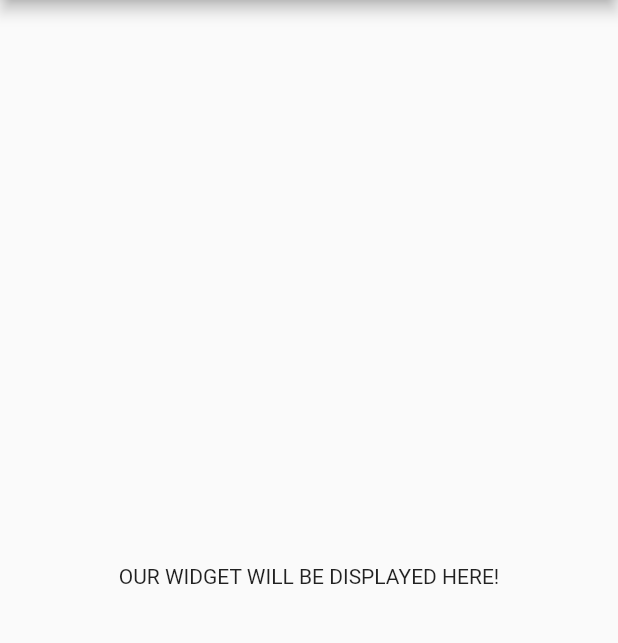
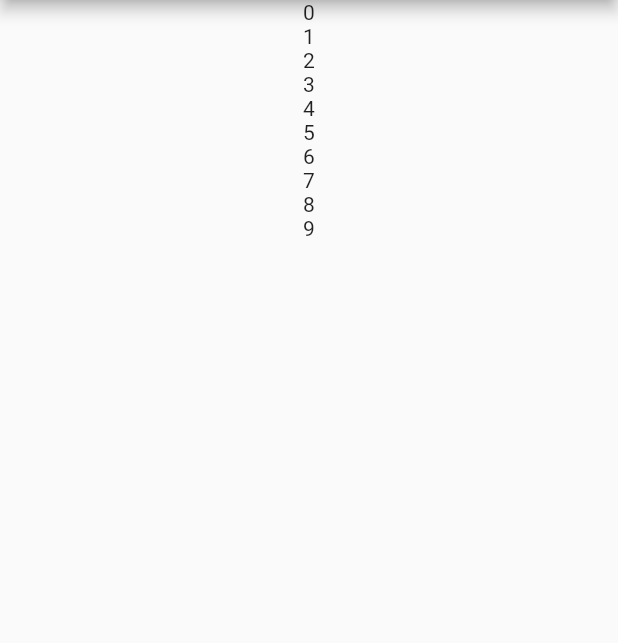
Before and after one commit to martindobrev/animated_digit_display, a Flutter app: the screen it shows after launch, on a phone screen of 412 x 824 dp, the part 84-727 px from its top. Run offline on Flutter 3.47's test engine with Material 2 defaults, Android fonts, the phone set to English and light mode, and no system bars.

Commit message:
step0-2
Add a new statefull SingeDigit widget and create the basic layout

```diff
--- a/lib/main.dart
+++ b/lib/main.dart
@@ -1,3 +1,4 @@
+import 'package:animated_digit_display/single_digit.dart';
 import 'package:flutter/material.dart';
 
 void main() => runApp(MyApp());
@@ -20,6 +21,6 @@ class DigitDisplayDemo extends StatelessWidget {
   Widget build(BuildContext context) {
     return Scaffold(
         appBar: AppBar(title: Text('Digit Display Demo')),
-        body: Center(child: Text('OUR WIDGET WILL BE DISPLAYED HERE!')));
+        body: Center(child: SingleDigit()));
   }
 }
--- /dev/null
+++ b/lib/single_digit.dart
@@ -0,0 +1,18 @@
+import 'package:flutter/material.dart';
+
+class SingleDigit extends StatefulWidget {
+  @override
+  _SingleDigitState createState() => _SingleDigitState();
+}
+
+class _SingleDigitState extends State<SingleDigit> {
+  @override
+  Widget build(BuildContext context) {
+    return Column(
+      children: <Widget>[
+        for (var i = 0; i < 10; i++)
+          Text(i.toString())
+      ],
+    );
+  }
+}
```
